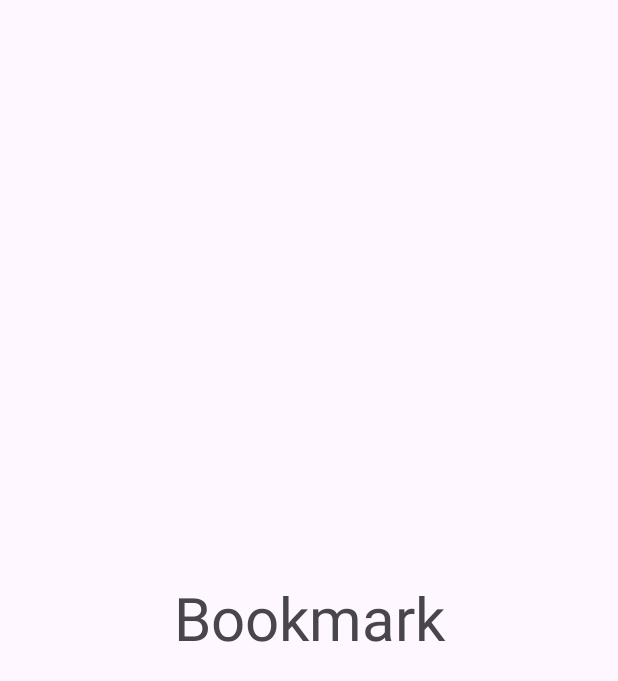
After one commit to SoftyChoo/KakaoImgLibrary, an Android app: the fragment BookmarkFragment shown on its own in the app's theme, on a phone screen of 412 x 824 dp. The commit adds this screen. Shown: the top 681 px of the screen. Run offline under Robolectric (Android 15) with nearby library versions, the phone set to English and light mode, and no system bars.

Commit message:
[Feat] : tabLayout x viewPager x viewPagerAdapter

```diff
--- /dev/null
+++ b/app/src/main/java/com/example/kakaoimglibrary/BookmarkFragment.kt
@@ -0,0 +1,30 @@
+package com.example.kakaoimglibrary
+
+import android.os.Bundle
+import androidx.fragment.app.Fragment
+import android.view.LayoutInflater
+import android.view.View
+import android.view.ViewGroup
+
+
+class BookmarkFragment : Fragment() {
+
+    companion object{
+        fun newInstance() = BookmarkFragment()
+    }
+
+
+    override fun onCreate(savedInstanceState: Bundle?) {
+        super.onCreate(savedInstanceState)
+
+    }
+
+    override fun onCreateView(
+        inflater: LayoutInflater, container: ViewGroup?,
+        savedInstanceState: Bundle?
+    ): View? {
+        // Inflate the layout for this fragment
+        return inflater.inflate(R.layout.fragment_bookmark, container, false)
+    }
+
+}
--- /dev/null
+++ b/app/src/main/res/layout/fragment_bookmark.xml
@@ -0,0 +1,15 @@
+<?xml version="1.0" encoding="utf-8"?>
+<FrameLayout xmlns:android="http://schemas.android.com/apk/res/android"
+    xmlns:tools="http://schemas.android.com/tools"
+    android:layout_width="match_parent"
+    android:layout_height="match_parent"
+    tools:context=".BookmarkFragment">
+
+    <TextView
+        android:layout_width="match_parent"
+        android:layout_height="match_parent"
+        android:text="Bookmark"
+        android:textSize="40dp"
+        android:gravity="center"/>
+
+</FrameLayout>
--- a/app/src/main/res/values-night/themes.xml
+++ b/app/src/main/res/values-night/themes.xml
@@ -1,6 +1,6 @@
 <resources xmlns:tools="http://schemas.android.com/tools">
     <!-- Base application theme. -->
-    <style name="Base.Theme.KakaoImgLibrary" parent="Theme.Material3.DayNight.NoActionBar">
+    <style name="Base.Theme.KakaoImgLibrary" parent="Theme.Material3.Light.NoActionBar">
         <!-- Customize your dark theme here. -->
         <!-- <item name="colorPrimary">@color/my_dark_primary</item> -->
     </style>
--- a/app/src/main/res/values/strings.xml
+++ b/app/src/main/res/values/strings.xml
@@ -1,3 +1,8 @@
 <resources>
     <string name="app_name">KakaoImgLibrary</string>
+    <!-- TODO: Remove or change this placeholder text -->
+    <string name="hello_blank_fragment">Hello blank fragment</string>
+    <string name="main_tab_search_title">Home</string>
+    <string name="main_tab_bookmark_title">BookMark</string>
+
 </resources>
--- a/app/src/main/res/values/themes.xml
+++ b/app/src/main/res/values/themes.xml
@@ -1,6 +1,6 @@
 <resources xmlns:tools="http://schemas.android.com/tools">
     <!-- Base application theme. -->
-    <style name="Base.Theme.KakaoImgLibrary" parent="Theme.Material3.DayNight.NoActionBar">
+    <style name="Base.Theme.KakaoImgLibrary" parent="Theme.Material3.Light.NoActionBar">
         <!-- Customize your light theme here. -->
         <!-- <item name="colorPrimary">@color/my_light_primary</item> -->
     </style>
```
Also changed, not shown: app/src/main/java/com/example/kakaoimglibrary/MainActivity.kt (+25 -0 lines), app/src/main/java/com/example/kakaoimglibrary/MainTabs.kt (added, +8 -0 lines), app/src/main/java/com/example/kakaoimglibrary/SearchFragment.kt (added, +28 -0 lines), app/src/main/java/com/example/kakaoimglibrary/ViewPagerAdapter.kt (added, +37 -0 lines), app/src/main/res/layout/activity_main.xml (+16 -6 lines), app/src/main/res/layout/fragment_search.xml (added, +15 -0 lines).
